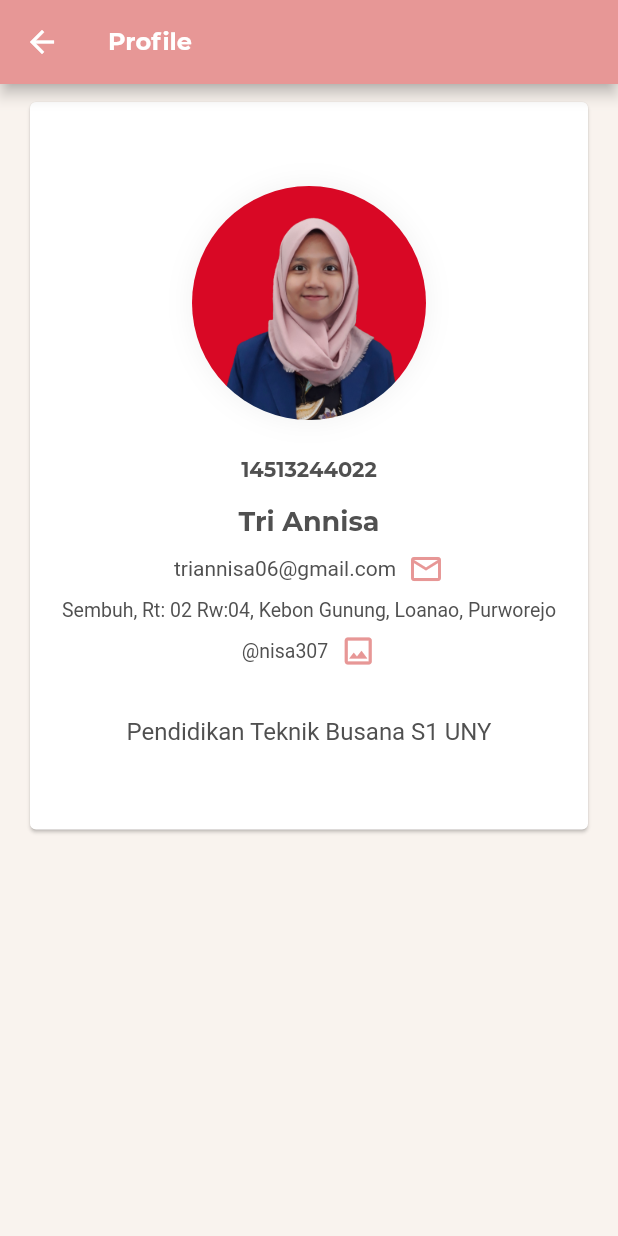
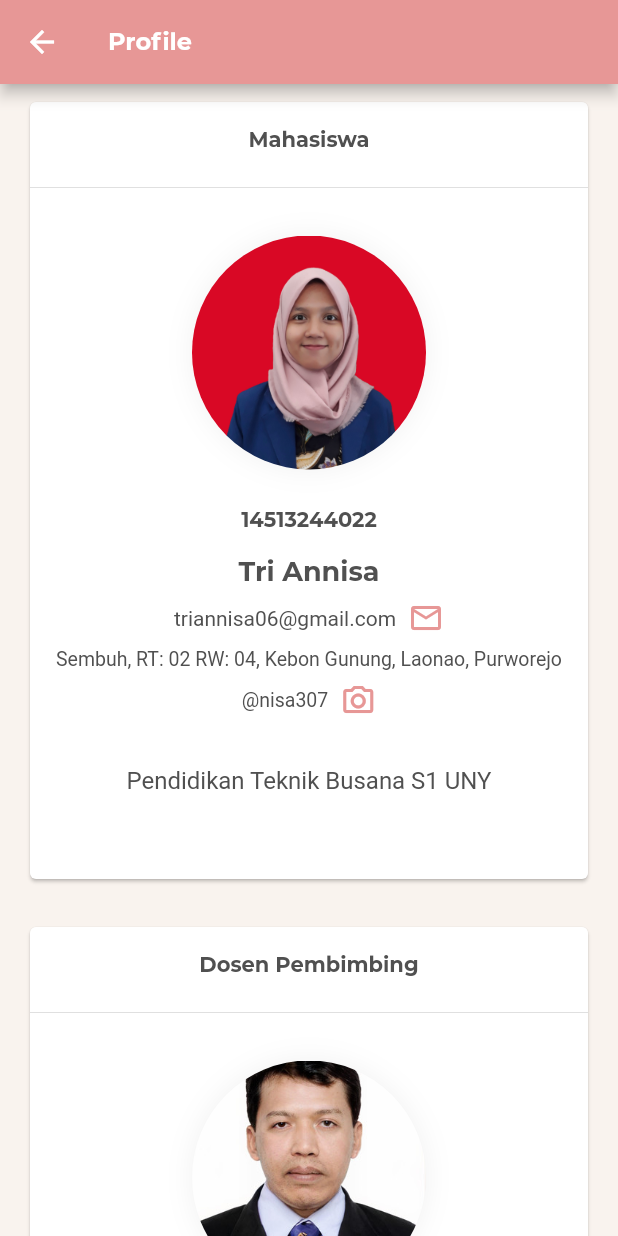
Before and after one commit to riansyahrobi8/TailorApp, a Flutter app: the Menus screen opened directly, after a tap on the "menu" icon, after a tap on "Profile", on a phone screen of 412 x 824 dp. Run offline on Flutter 3.47's test engine with Material 2 defaults, Android fonts, the light colour scheme and no system bars; project files that could hold a hidden picture were left out.

Commit message:
custom profile

```diff
--- a/lib/routing/const_routing.dart
+++ b/lib/routing/const_routing.dart
@@ -11,7 +11,6 @@ const materi = '/materi';
 const video = '/video';
 const evaluasi = '/evaluasi';
 const referensi = '/referensi';
-const dosbing = '/dosbing';
 
 const definition = '/definition';
 const silhouette = '/silhouette';
--- a/lib/routing/router.dart
+++ b/lib/routing/router.dart
@@ -1,7 +1,6 @@
 import 'package:flutter/material.dart';
 import 'package:tailorapp/routing/const_routing.dart';
 import 'package:tailorapp/screens/AboutApp.dart';
-import 'package:tailorapp/screens/Dosbing.dart';
 import 'package:tailorapp/screens/Evaluasi.dart';
 import 'package:tailorapp/screens/Home.dart';
 import 'package:tailorapp/screens/Kompetensi.dart';
@@ -40,8 +39,6 @@ class Router {
         return MaterialPageRoute(builder: (_) => Evaluasi());
       case referensi:
         return MaterialPageRoute(builder: (_) => Referensi());
-      case dosbing:
-        return MaterialPageRoute(builder: (_) => Dosbing());
       case definition:
         return MaterialPageRoute(builder: (_) => DefinitionScreen());
       case silhouette:
--- a/lib/screens/Materi.dart
+++ b/lib/screens/Materi.dart
@@ -25,15 +25,15 @@ class Materi extends StatelessWidget {
             child: Column(
               children: [
                 SubMateri(
-                  title: "Pengertian bagian-bagian busana",
+                  title: "Pengertian Bagian-Bagian Busana",
                   onTap: () => Navigator.pushNamed(context, definition),
                 ),
                 SubMateri(
-                  title: "Bentuk atau siluet busana",
+                  title: "Bentuk atau Siluet Busana",
                   onTap: () => Navigator.pushNamed(context, silhouette),
                 ),
                 SubMateri(
-                  title: "Menggambar bagian-bagian busana",
+                  title: "Menggambar Bagian-Bagian Busana",
                   onTap: () => Navigator.pushNamed(context, draw),
                 ),
               ],
--- a/lib/screens/Menus.dart
+++ b/lib/screens/Menus.dart
@@ -41,33 +41,33 @@ class _MenusState extends State<Menus> {
           children: [
             MyMenuItems(
               image: "icons8-development-skill-96.png",
+              color: myColor.kompetensiColor,
               text: "Kompetensi",
               onTap: () => Navigator.pushNamed(context, kompetensi),
             ),
             MyMenuItems(
               image: "icons8-books-96.png",
+              color: myColor.materiColor,
               text: "Materi",
               onTap: () => Navigator.pushNamed(context, materi),
             ),
             MyMenuItems(
               image: "icons8-video-96.png",
+              color: myColor.videoColor,
               text: "Video",
               onTap: () => Navigator.pushNamed(context, video),
             ),
             MyMenuItems(
               image: "icons8-test-passed-128.png",
+              color: myColor.evaluasiColor,
               text: "Evaluasi",
               onTap: () => Navigator.pushNamed(context, evaluasi),
             ),
             MyMenuItems(
               image: "icons8-document-128.png",
+              color: myColor.referensiColor,
               text: "Referensi",
               onTap: () => Navigator.pushNamed(context, referensi),
-            ),
-            MyMenuItems(
-              image: "icons8-name-96.png",
-              text: "Dosen Pembimbing",
-              onTap: () => Navigator.pushNamed(context, dosbing),
             ),
           ],
         ),
--- a/lib/screens/Profile.dart
+++ b/lib/screens/Profile.dart
@@ -1,4 +1,5 @@
 import 'package:flutter/material.dart';
+import 'package:tailorapp/widgets/MyCustomProfile.dart';
 import 'package:tailorapp/widgets/MyCustomText.dart';
 import 'package:tailorapp/utils/customColor.dart' as myColor;
 
@@ -20,114 +21,38 @@ class Profile extends StatelessWidget {
           child: Padding(
             padding:
                 const EdgeInsets.symmetric(horizontal: 16.0, vertical: 8.0),
-            child: Card(
             child: Column(
-                mainAxisSize: MainAxisSize.min,
               children: [
-                  Container(
-                    margin: const EdgeInsets.only(top: 56.0, bottom: 24.0),
-                    decoration: BoxDecoration(
-                        borderRadius: BorderRadius.circular(120.0),
-                        boxShadow: [
-                          BoxShadow(
-                              color: Colors.grey.withOpacity(0.15),
-                              blurRadius: 15)
-                        ]),
-                    child: ClipRRect(
-                      borderRadius: BorderRadius.circular(152.0),
-                      child: Image.asset(
-                        "assets/images/profile.jpg",
-                        width: 156.0,
-                        height: 156.0,
-                        fit: BoxFit.cover,
-                      ),
-                    ),
-                  ),
-                  MyCustomText(
-                      text: "14513244022",
-                      textAlign: TextAlign.center,
-                      fontFamily: "Montserrat",
-                      fontSize: 14.0,
-                      fontWeight: FontWeight.w800,
-                      color: myColor.secondaryColor),
-                  SizedBox(
-                    height: 16.0,
-                  ),
-                  MyCustomText(
-                      text: "Tri Annisa",
-                      textAlign: TextAlign.center,
-                      fontFamily: "Montserrat",
-                      fontSize: 18.0,
-                      fontWeight: FontWeight.w800,
-                      color: myColor.secondaryColor),
-                  SizedBox(
-                    height: 8.0,
-                  ),
-                  Row(
-                    mainAxisAlignment: MainAxisAlignment.center,
-                    children: [
-                      MyCustomText(
-                          text: "triannisa06@gmail.com",
-                          textAlign: TextAlign.center,
-                          fontFamily: "Roboto",
-                          fontSize: 14.0,
-                          fontWeight: FontWeight.w500,
-                          color: myColor.secondaryColor),
-                      SizedBox(
-                        width: 8.0,
-                      ),
-                      Icon(
-                        Icons.email_outlined,
-                        color: myColor.primaryColor,
-                      )
-                    ],
+                MyCustomProfile(
+                  title: "Mahasiswa",
+                  image: "profile.jpg",
+                  nip: "14513244022",
+                  name: "Tri Annisa",
+                  email: "triannisa06@gmail.com",
+                  emailIcon: Icons.email_outlined,
+                  address:
+                      "Sembuh, RT: 02 RW: 04, Kebon Gunung, Laonao, Purworejo",
+                  ig: "@nisa307",
+                  igIcon: Icons.camera_alt_outlined,
+                  majors: "Pendidikan Teknik Busana S1 UNY",
                 ),
                 SizedBox(
-                    height: 8.0,
+                  height: 24.0,
                 ),
-                  MyCustomText(
-                      text:
-                          "Sembuh, Rt: 02 Rw:04, Kebon Gunung, Loanao, Purworejo",
-                      textAlign: TextAlign.center,
-                      fontFamily: "Roboto",
-                      fontSize: 13.0,
-                      color: myColor.secondaryColor),
-                  SizedBox(
-                    height: 8.0,
+                MyCustomProfile(
+                  title: "Dosen Pembimbing",
+                  image: "dosbing.jpg",
+                  nip: "197202081998021001",
+                  name: "Triyanto, S.Sn., M.A.",
+                  email: "triyanto@uny.ac.id",
+                  emailIcon: Icons.email_outlined,
+                  address: "",
+                  ig: "",
+                  igIcon: null,
+                  majors:
+                      "Pendidikan Teknik Boga dan Busana Universitas Negeri Yogyakarta",
                 ),
-                  Row(
-                    mainAxisAlignment: MainAxisAlignment.center,
-                    children: [
-                      MyCustomText(
-                          text: "@nisa307",
-                          textAlign: TextAlign.center,
-                          fontFamily: "Roboto",
-                          fontSize: 13.0,
-                          fontWeight: FontWeight.w500,
-                          color: myColor.secondaryColor),
-                      SizedBox(
-                        width: 8.0,
-                      ),
-                      Icon(
-                        Icons.image_outlined,
-                        color: myColor.primaryColor,
-                      )
               ],
-                  ),
-                  SizedBox(
-                    height: 32.0,
-                  ),
-                  MyCustomText(
-                      text: "Pendidikan Teknik Busana S1 UNY",
-                      textAlign: TextAlign.center,
-                      fontFamily: "Roboto",
-                      fontSize: 16.0,
-                      color: myColor.secondaryColor),
-                  SizedBox(
-                    height: 56.0,
-                  )
-                ],
-              ),
             ),
           ),
         ));
--- a/lib/screens/SplashScreen.dart
+++ b/lib/screens/SplashScreen.dart
@@ -49,6 +49,7 @@ class _SplashScreenState extends State<SplashScreen> {
                     fit: BoxFit.cover,
                   ),
                 )),
+            CircularProgressIndicator(),
             MyCustomText(
                 text: _name,
                 fontSize: 18,
--- a/lib/screens/materi/DefinitionScreen.dart
+++ b/lib/screens/materi/DefinitionScreen.dart
@@ -41,7 +41,7 @@ class _DefinitionScreenState extends State<DefinitionScreen> {
                 height: 8.0,
               ),
               MyCustomText(
-                text: "Pengertian bagian-bagian busana",
+                text: "Pengertian Bagian-Bagian Busana",
                 fontFamily: "Montserrat",
                 color: myColor.secondaryColor,
                 fontWeight: FontWeight.w800,
@@ -61,7 +61,7 @@ class _DefinitionScreenState extends State<DefinitionScreen> {
                 height: 24.0,
               ),
               MyCustomText(
-                text: "Bagian-bagian busana",
+                text: "Bagian-Bagian Busana",
                 fontFamily: "Montserrat",
                 color: myColor.secondaryColor,
                 fontWeight: FontWeight.w800,
--- a/lib/screens/materi/DrawScreen.dart
+++ b/lib/screens/materi/DrawScreen.dart
@@ -346,13 +346,12 @@ class DrawScreen extends StatelessWidget {
                       minWidth: 160.0,
                       child: RaisedButton(
                         onPressed: () {
-                          return Navigator.pushNamed
-                          (context, startdraw);
+                          return Navigator.pushNamed(context, startdraw);
                         },
                         color: myColor.primaryColor,
                         child: MyCustomText(
-                            text: "Mulai Menggambar",
-                            fontSize: 22.0,
+                            text: "Prosedur Menggambar",
+                            fontSize: 18.0,
                             fontFamily: "Montserrat",
                             color: myColor.textColorWhite),
                         shape: RoundedRectangleBorder(
--- a/lib/screens/materi/SilhouetteScreen.dart
+++ b/lib/screens/materi/SilhouetteScreen.dart
@@ -43,7 +43,7 @@ class _SilhouetteScreenState extends State<SilhouetteScreen> {
                 height: 8.0,
               ),
               MyCustomText(
-                text: "Bentuk atau Siluet busana",
+                text: "Bentuk atau Siluet Busana",
                 fontFamily: "Montserrat",
                 color: myColor.secondaryColor,
                 fontWeight: FontWeight.w800,
--- a/lib/screens/materi/submateri/StartDrawScreen.dart
+++ b/lib/screens/materi/submateri/StartDrawScreen.dart
@@ -12,7 +12,7 @@ class StartDrawScreen extends StatelessWidget {
         appBar: AppBar(
           iconTheme: IconThemeData(color: myColor.textColorWhite),
           title: MyCustomText(
-              text: "Menggambar",
+              text: "Prosedur Menggambar",
               fontSize: 16.0,
               fontFamily: "Montserrat",
               color: myColor.textColorWhite,
--- a/lib/utils/customColor.dart
+++ b/lib/utils/customColor.dart
@@ -6,3 +6,9 @@ const Color backgroundColor = Color(0xFFF9F3EE);
 const Color subTitleColor = Color(0xFFB4B4B4);
 const Color textColorWhite = Colors.white;
 const Color choice = Color(0xFFF5CEC7);
+
+const Color kompetensiColor = Color(0xFFF5CEC7);
+const Color materiColor = Color(0xFFE79796);
+const Color videoColor = Color(0xFFFFC98B);
+const Color evaluasiColor = Color(0xFFFFb284);
+const Color referensiColor = Color(0xFFC6C09C);
--- /dev/null
+++ b/lib/widgets/MyCustomProfile.dart
@@ -0,0 +1,153 @@
+import 'package:flutter/material.dart';
+import 'package:tailorapp/widgets/MyCustomText.dart';
+import 'package:tailorapp/utils/customColor.dart' as myColor;
+
+class MyCustomProfile extends StatelessWidget {
+  final String nip, name, email, address, ig, majors, image, title;
+  final IconData emailIcon, igIcon;
+
+  const MyCustomProfile({
+    Key key,
+    this.nip,
+    this.name,
+    this.email,
+    this.address,
+    this.ig,
+    this.majors,
+    this.emailIcon,
+    this.igIcon,
+    this.image,
+    this.title,
+  }) : super(key: key);
+
+  @override
+  Widget build(BuildContext context) {
+    return Card(
+      child: Column(
+        mainAxisSize: MainAxisSize.min,
+        children: [
+          SizedBox(
+            height: 16.0,
+          ),
+          MyCustomText(
+              text: title,
+              textAlign: TextAlign.center,
+              fontFamily: "Montserrat",
+              fontSize: 14.0,
+              fontWeight: FontWeight.w800,
+              color: myColor.secondaryColor),
+          SizedBox(
+            height: 16.0,
+          ),
+          Divider(),
+          GestureDetector(
+            child: Hero(
+              tag: 'mhs',
+              child: Container(
+                margin: const EdgeInsets.symmetric(vertical: 24.0),
+                decoration: BoxDecoration(
+                    borderRadius: BorderRadius.circular(120.0),
+                    boxShadow: [
+                      BoxShadow(
+                          color: Colors.grey.withOpacity(0.15), blurRadius: 15)
+                    ]),
+                child: ClipRRect(
+                  borderRadius: BorderRadius.circular(152.0),
+                  child: Image.asset(
+                    "assets/images/$image",
+                    width: 156.0,
+                    height: 156.0,
+                    fit: BoxFit.cover,
+                  ),
+                ),
+              ),
+            ),
+            onTap: null,
+          ),
+          MyCustomText(
+              text: nip,
+              textAlign: TextAlign.center,
+              fontFamily: "Montserrat",
+              fontSize: 14.0,
+              fontWeight: FontWeight.w800,
+              color: myColor.secondaryColor),
+          SizedBox(
+            height: 16.0,
+          ),
+          MyCustomText(
+              text: name,
+              textAlign: TextAlign.center,
+              fontFamily: "Montserrat",
+              fontSize: 18.0,
+              fontWeight: FontWeight.w800,
+              color: myColor.secondaryColor),
+          SizedBox(
+            height: 8.0,
+          ),
+          Row(
+            mainAxisAlignment: MainAxisAlignment.center,
+            children: [
+              MyCustomText(
+                  text: email,
+                  textAlign: TextAlign.center,
+                  fontFamily: "Roboto",
+                  fontSize: 14.0,
+                  fontWeight: FontWeight.w500,
+                  color: myColor.secondaryColor),
+              SizedBox(
+                width: 8.0,
+              ),
+              Icon(
+                emailIcon,
+                color: myColor.primaryColor,
+              )
+            ],
+          ),
+          SizedBox(
+            height: 8.0,
+          ),
+          MyCustomText(
+              text: address,
+              textAlign: TextAlign.center,
+              fontFamily: "Roboto",
+              fontSize: 13.0,
+              color: myColor.secondaryColor),
+          SizedBox(
+            height: 8.0,
+          ),
+          Row(
+            mainAxisAlignment: MainAxisAlignment.center,
+            children: [
+              MyCustomText(
+                  text: ig,
+                  textAlign: TextAlign.center,
+                  fontFamily: "Roboto",
+                  fontSize: 13.0,
+                  fontWeight: FontWeight.w500,
+                  color: myColor.secondaryColor),
+              SizedBox(
+                width: 8.0,
+              ),
+              Icon(
+                igIcon,
+                color: myColor.primaryColor,
+              )
+            ],
+          ),
+          SizedBox(
+            height: 32.0,
+          ),
+          MyCustomText(
+              text: majors,
+              textAlign: TextAlign.center,
+              fontFamily: "Roboto",
+              fontSize: 16.0,
+              color: myColor.secondaryColor),
+          SizedBox(
+            height: 56.0,
+          )
+        ],
+      ),
+    );
+  }
+}
--- a/lib/widgets/MyMenuItems.dart
+++ b/lib/widgets/MyMenuItems.dart
@@ -5,25 +5,33 @@ import 'package:tailorapp/utils/customColor.dart' as myColor;
 class MyMenuItems extends StatelessWidget {
   final String image;
   final String text;
+  final Color color;
   final GestureTapCallback onTap;
 
-  const MyMenuItems({Key key, this.image, this.text, this.onTap})
+  const MyMenuItems({Key key, this.image, this.text, this.onTap, this.color})
       : super(key: key);
 
   @override
   Widget build(BuildContext context) {
     return GestureDetector(
       child: Card(
+        color: color,
         child: Padding(
             padding:
                 const EdgeInsets.symmetric(horizontal: 16.0, vertical: 24.0),
             child: Row(
               mainAxisSize: MainAxisSize.max,
               children: [
-                Image.asset(
-                  'assets/images/$image',
-                  width: 96.0,
-                  height: 96.0,
+                CircleAvatar(
+                  backgroundColor: myColor.textColorWhite,
+                  child: Padding(
+                    padding: const EdgeInsets.all(8.0),
+                    child: Image.asset(
+                      'assets/images/$image',
+                      width: 96.0,
+                      height: 96.0,
+                    ),
+                  ),
                 ),
                 SizedBox(
                   width: 24.0,
@@ -31,7 +39,7 @@ class MyMenuItems extends StatelessWidget {
                 Expanded(
                   child: MyCustomText(
                       text: text,
-                      color: myColor.primaryColor,
+                      color: myColor.textColorWhite,
                       fontFamily: "Montserrat",
                       fontSize: 18.0,
                       fontWeight: FontWeight.w800),
```
Lines whose indentation alone changed are shown as unchanged.
